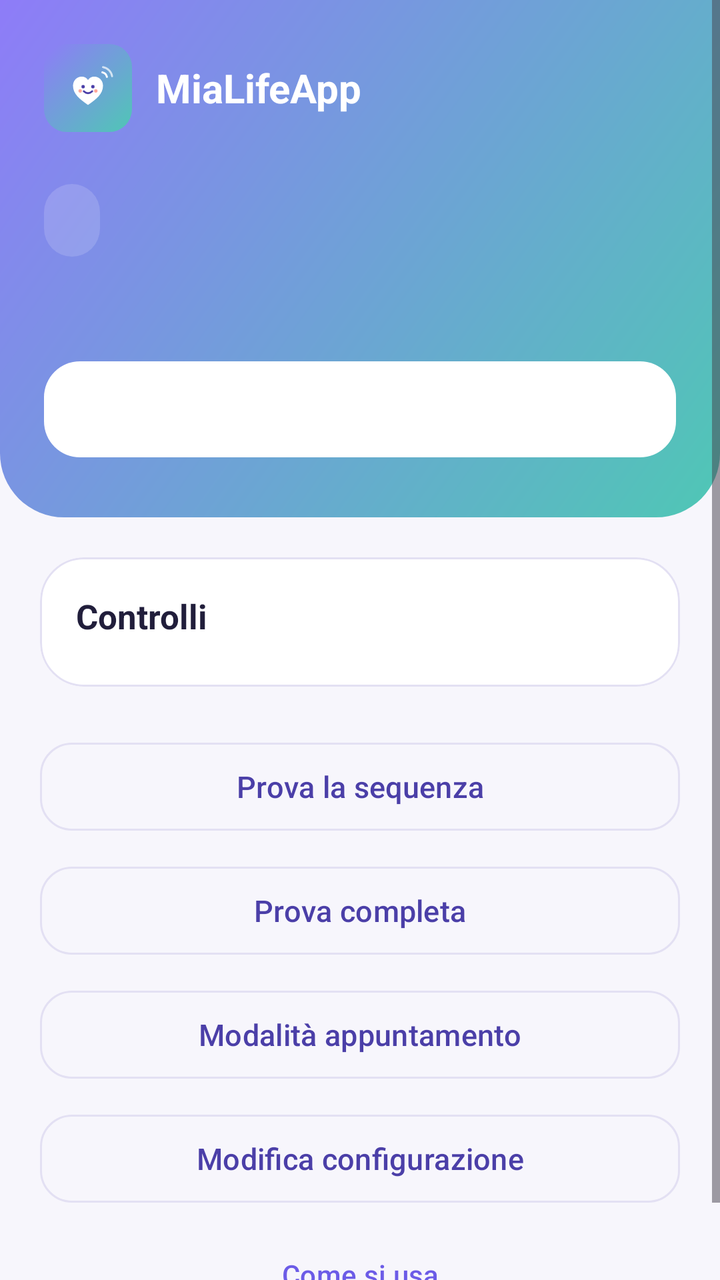
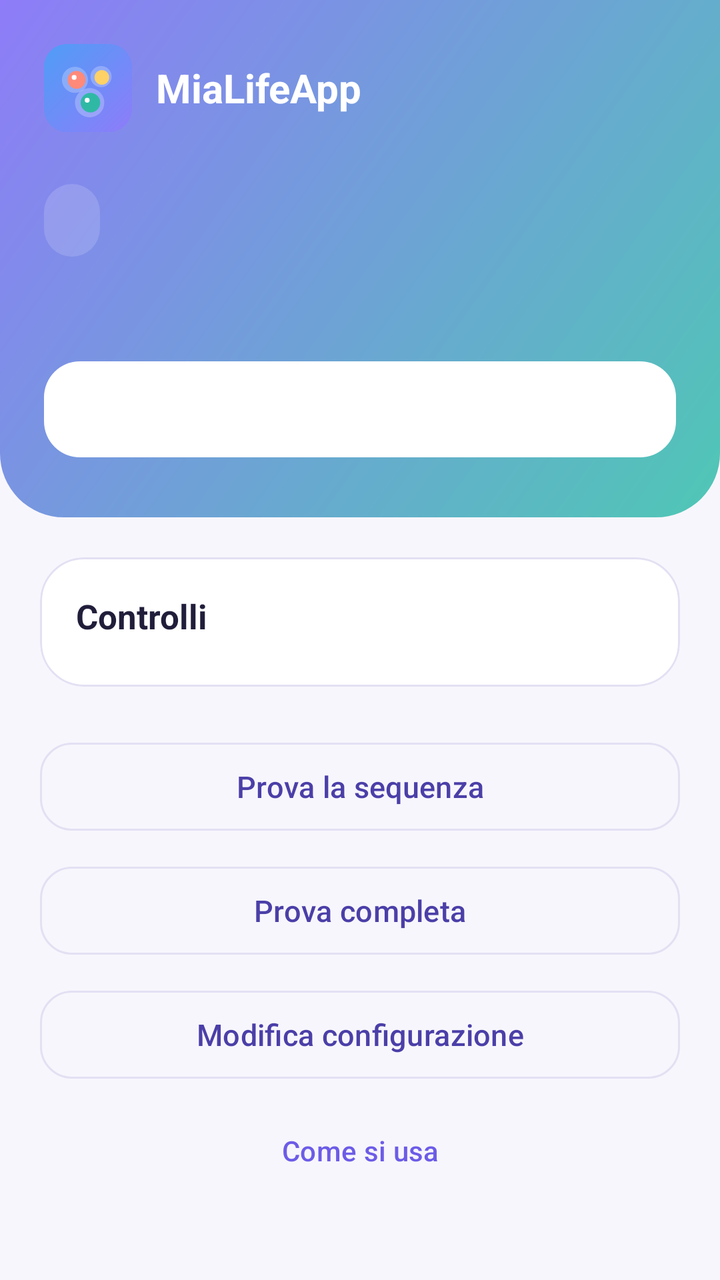

Compare the two renders of this Android layout. The source of the first and the diff that turns it into the second are given below.
<!-- AndroidManifest.xml: application theme Theme.MiaLifeApp -->
<!-- res/layout/activity_main.xml -->
<?xml version="1.0" encoding="utf-8"?>
<ScrollView xmlns:android="http://schemas.android.com/apk/res/android"
    xmlns:app="http://schemas.android.com/apk/res-auto"
    android:layout_width="match_parent"
    android:layout_height="match_parent"
    android:fillViewport="true">

    <LinearLayout
        android:layout_width="match_parent"
        android:layout_height="wrap_content"
        android:orientation="vertical">

        <LinearLayout
            android:id="@+id/header"
            android:layout_width="match_parent"
            android:layout_height="wrap_content"
            android:background="@drawable/bg_header"
            android:orientation="vertical"
            android:paddingStart="22dp"
            android:paddingTop="22dp"
            android:paddingEnd="22dp"
            android:paddingBottom="26dp">

            <LinearLayout
                android:layout_width="match_parent"
                android:layout_height="wrap_content"
                android:gravity="center_vertical"
                android:orientation="horizontal">
                <ImageView
                    android:layout_width="44dp"
                    android:layout_height="44dp"
                    android:contentDescription="@string/app_name"
                    android:src="@drawable/logo_badge" />
                <TextView
                    android:layout_width="wrap_content"
                    android:layout_height="wrap_content"
                    android:layout_marginStart="12dp"
                    android:text="@string/app_name"
                    android:textColor="@color/white"
                    android:textSize="20sp"
                    android:textStyle="bold" />
            </LinearLayout>

            <TextView
                android:id="@+id/stateTitle"
                android:layout_width="wrap_content"
                android:layout_height="wrap_content"
                android:layout_marginTop="26dp"
                android:background="@drawable/bg_pill"
                android:paddingStart="14dp"
                android:paddingTop="6dp"
                android:paddingEnd="14dp"
                android:paddingBottom="6dp"
                android:textColor="@color/white"
                android:textSize="18sp"
                android:textStyle="bold" />

            <TextView
                android:id="@+id/stateSub"
                android:layout_width="match_parent"
                android:layout_height="wrap_content"
                android:layout_marginTop="10dp"
                android:lineSpacingExtra="3dp"
                android:textColor="#F2FFFFFF"
                android:textSize="15sp" />

            <com.google.android.material.button.MaterialButton
                android:id="@+id/armButton"
                style="@style/BtnPrimary"
                android:layout_marginTop="18dp"
                android:textColor="@color/brand_dark"
                app:backgroundTint="@color/white" />
        </LinearLayout>

        <LinearLayout
            android:layout_width="match_parent"
            android:layout_height="wrap_content"
            android:orientation="vertical"
            android:padding="20dp">

            <com.google.android.material.card.MaterialCardView style="@style/Card">
                <LinearLayout style="@style/CardInner">
                    <TextView style="@style/CardTitle" android:text="@string/main_checks" />
                    <LinearLayout
                        android:id="@+id/checks"
                        android:layout_width="match_parent"
                        android:layout_height="wrap_content"
                        android:layout_marginTop="6dp"
                        android:orientation="vertical" />
                </LinearLayout>
            </com.google.android.material.card.MaterialCardView>

            <com.google.android.material.button.MaterialButton
                android:id="@+id/testSeqButton"
                style="@style/BtnSecondary"
                android:text="@string/main_test_seq" />
            <com.google.android.material.button.MaterialButton
                android:id="@+id/testFullButton"
                style="@style/BtnSecondary"
                android:text="@string/main_test_full" />
            <com.google.android.material.button.MaterialButton
                android:id="@+id/appointmentButton"
                style="@style/BtnSecondary"
                android:text="@string/main_appointment" />
            <com.google.android.material.button.MaterialButton
                android:id="@+id/editButton"
                style="@style/BtnSecondary"
                android:text="@string/main_edit" />
            <com.google.android.material.button.MaterialButton
                android:id="@+id/howtoButton"
                style="@style/BtnText"
                android:layout_gravity="center_horizontal"
                android:layout_marginTop="8dp"
                android:text="@string/main_howto" />
        </LinearLayout>
    </LinearLayout>
</ScrollView>
<!-- resources referenced by this layout -->
<resources>
  <color name="brand_dark">#4B3FA8</color>
  <color name="white">#FFFFFF</color>
  <!-- drawable bg_pill (drawable) -->
  <?xml version="1.0" encoding="utf-8"?>
  <shape xmlns:android="http://schemas.android.com/apk/res/android" android:shape="rectangle">
      <solid android:color="#26FFFFFF" />
      <corners android:radius="100dp" />
  </shape>
  <!-- drawable logo_badge (drawable) -->
  <?xml version="1.0" encoding="utf-8"?>
  <layer-list xmlns:android="http://schemas.android.com/apk/res/android">
      <item>
          <shape android:shape="rectangle">
              <corners android:radius="28dp" />
              <gradient android:angle="315" android:startColor="#8E7CF8" android:endColor="#4FC7B5" />
          </shape>
      </item>
      <item android:drawable="@drawable/ic_launcher_foreground" />
  </layer-list>
  <string name="app_name">MiaLifeApp</string>
  <string name="main_appointment">Modalità appuntamento</string>
  <string name="main_checks">Controlli</string>
  <string name="main_edit">Modifica configurazione</string>
  <string name="main_howto">Come si usa</string>
  <string name="main_test_full">Prova completa</string>
  <string name="main_test_seq">Prova la sequenza</string>
  <style name="BtnText" parent="Widget.Material3.Button.TextButton">
          <item name="android:layout_width">wrap_content</item>
          <item name="android:layout_height">wrap_content</item>
          <item name="android:textAllCaps">false</item>
          <item name="android:textColor">@color/brand</item>
      </style>
  <style name="CardInner">
          <item name="android:layout_width">match_parent</item>
          <item name="android:layout_height">wrap_content</item>
          <item name="android:orientation">vertical</item>
          <item name="android:padding">18dp</item>
      </style>
  <!-- drawable ic_launcher_foreground (drawable) -->
  <?xml version="1.0" encoding="utf-8"?>
  <vector xmlns:android="http://schemas.android.com/apk/res/android"
      android:width="108dp" android:height="108dp"
      android:viewportWidth="108" android:viewportHeight="108">
      <group android:scaleX="0.8" android:scaleY="0.8" android:pivotX="54" android:pivotY="54">
          
          <path android:fillColor="#FFFFFF"
              android:pathData="M54,80 C41,71 31,63 31,50.5 C31,42.5 37,36.5 44.5,36.5 C48.8,36.5 52,38.6 54,41.8 C56,38.6 59.2,36.5 63.5,36.5 C71,36.5 77,42.5 77,50.5 C77,63 67,71 54,80 Z" />
          
          <path android:fillColor="#4B3FA8" android:pathData="M46.5,52 m-2.6,0 a2.6,2.6 0 1,0 5.2,0 a2.6,2.6 0 1,0 -5.2,0" />
          <path android:fillColor="#4B3FA8" android:pathData="M61.5,52 m-2.6,0 a2.6,2.6 0 1,0 5.2,0 a2.6,2.6 0 1,0 -5.2,0" />
          
          <path android:strokeColor="#4B3FA8" android:strokeWidth="2.8" android:strokeLineCap="round"
              android:pathData="M47.5,59 Q54,65 60.5,59" />
          
          <path android:fillColor="#BFFF8A7A" android:pathData="M42,58.5 m-2.6,0 a2.6,2.6 0 1,0 5.2,0 a2.6,2.6 0 1,0 -5.2,0" />
          <path android:fillColor="#BFFF8A7A" android:pathData="M66,58.5 m-2.6,0 a2.6,2.6 0 1,0 5.2,0 a2.6,2.6 0 1,0 -5.2,0" />
          
          <path android:strokeColor="#FFFFFF" android:strokeWidth="3" android:strokeLineCap="round"
              android:pathData="M76,30 A9,9 0 0,1 83,37" />
          <path android:strokeColor="#B3FFFFFF" android:strokeWidth="3" android:strokeLineCap="round"
              android:pathData="M77,22 A17,17 0 0,1 91,36" />
      </group>
  </vector>
  <color name="brand">#6C5CE7</color>
  <color name="outline">#E3E0F3</color>
  <color name="surface">#FFFFFF</color>
  <color name="ink">#211E3B</color>
  <color name="brand_soft">#EEEBFF</color>
  <color name="mint">#2FB9A5</color>
  <color name="danger">#E5484D</color>
  <color name="bg">#F7F6FC</color>
  <!-- unchanged entries left out for length: 6 -->
</resources>

<!-- the commit's change to res/layout/activity_main.xml (unified diff, before → after) -->
@@ -99,10 +99,6 @@
                 style="@style/BtnSecondary"
                 android:text="@string/main_test_full" />
             <com.google.android.material.button.MaterialButton
-                android:id="@+id/appointmentButton"
-                style="@style/BtnSecondary"
-                android:text="@string/main_appointment" />
-            <com.google.android.material.button.MaterialButton
                 android:id="@+id/editButton"
                 style="@style/BtnSecondary"
                 android:text="@string/main_edit" />
<!-- resource entries referenced after the edit -->
@@ -14,13 +14,12 @@
       <item>
           <shape android:shape="rectangle">
               <corners android:radius="28dp" />
-              <gradient android:angle="315" android:startColor="#8E7CF8" android:endColor="#4FC7B5" />
+              <gradient android:angle="315" android:startColor="#4F9DF7" android:endColor="#8E7CF8" />
           </shape>
       </item>
-      <item android:drawable="@drawable/ic_launcher_foreground" />
+      <item android:drawable="@drawable/ic_disguise_foreground" />
   </layer-list>
   <string name="app_name">MiaLifeApp</string>
-  <string name="main_appointment">Modalità appuntamento</string>
   <string name="main_checks">Controlli</string>
   <string name="main_edit">Modifica configurazione</string>
   <string name="main_howto">Come si usa</string>
@@ -38,30 +37,20 @@
           <item name="android:orientation">vertical</item>
           <item name="android:padding">18dp</item>
       </style>
-  <!-- drawable ic_launcher_foreground (drawable) -->
+  <!-- drawable ic_disguise_foreground (drawable) -->
   <?xml version="1.0" encoding="utf-8"?>
   <vector xmlns:android="http://schemas.android.com/apk/res/android"
       android:width="108dp" android:height="108dp"
       android:viewportWidth="108" android:viewportHeight="108">
-      <group android:scaleX="0.8" android:scaleY="0.8" android:pivotX="54" android:pivotY="54">
-          
-          <path android:fillColor="#FFFFFF"
-              android:pathData="M54,80 C41,71 31,63 31,50.5 C31,42.5 37,36.5 44.5,36.5 C48.8,36.5 52,38.6 54,41.8 C56,38.6 59.2,36.5 63.5,36.5 C71,36.5 77,42.5 77,50.5 C77,63 67,71 54,80 Z" />
-          
-          <path android:fillColor="#4B3FA8" android:pathData="M46.5,52 m-2.6,0 a2.6,2.6 0 1,0 5.2,0 a2.6,2.6 0 1,0 -5.2,0" />
-          <path android:fillColor="#4B3FA8" android:pathData="M61.5,52 m-2.6,0 a2.6,2.6 0 1,0 5.2,0 a2.6,2.6 0 1,0 -5.2,0" />
-          
-          <path android:strokeColor="#4B3FA8" android:strokeWidth="2.8" android:strokeLineCap="round"
-              android:pathData="M47.5,59 Q54,65 60.5,59" />
-          
-          <path android:fillColor="#BFFF8A7A" android:pathData="M42,58.5 m-2.6,0 a2.6,2.6 0 1,0 5.2,0 a2.6,2.6 0 1,0 -5.2,0" />
-          <path android:fillColor="#BFFF8A7A" android:pathData="M66,58.5 m-2.6,0 a2.6,2.6 0 1,0 5.2,0 a2.6,2.6 0 1,0 -5.2,0" />
-          
-          <path android:strokeColor="#FFFFFF" android:strokeWidth="3" android:strokeLineCap="round"
-              android:pathData="M76,30 A9,9 0 0,1 83,37" />
-          <path android:strokeColor="#B3FFFFFF" android:strokeWidth="3" android:strokeLineCap="round"
-              android:pathData="M77,22 A17,17 0 0,1 91,36" />
-      </group>
+      
+      <path android:fillColor="#FFFFFFFF" android:fillAlpha="0.25" android:pathData="M38,44 m-16,0 a16,16 0 1,0 32,0 a16,16 0 1,0 -32,0" />
+      <path android:fillColor="#FFFF8A7A" android:pathData="M40,44 m-11,0 a11,11 0 1,0 22,0 a11,11 0 1,0 -22,0" />
+      <path android:fillColor="#FFFFFFFF" android:fillAlpha="0.25" android:pathData="M70,40 m-13,0 a13,13 0 1,0 26,0 a13,13 0 1,0 -26,0" />
+      <path android:fillColor="#FFFFD166" android:pathData="M71,41 m-9,0 a9,9 0 1,0 18,0 a9,9 0 1,0 -18,0" />
+      <path android:fillColor="#FFFFFFFF" android:fillAlpha="0.25" android:pathData="M56,72 m-18,0 a18,18 0 1,0 36,0 a18,18 0 1,0 -36,0" />
+      <path android:fillColor="#FF2FB9A5" android:pathData="M57,72 m-12,0 a12,12 0 1,0 24,0 a12,12 0 1,0 -24,0" />
+      <path android:fillColor="#FFFFFFFF" android:pathData="M53,69 m-3,0 a3,3 0 1,0 6,0 a3,3 0 1,0 -6,0" />
+      <path android:fillColor="#FFFFFFFF" android:pathData="M37,41 m-3,0 a3,3 0 1,0 6,0 a3,3 0 1,0 -6,0" />
   </vector>
   <color name="brand">#6C5CE7</color>
   <color name="outline">#E3E0F3</color>
